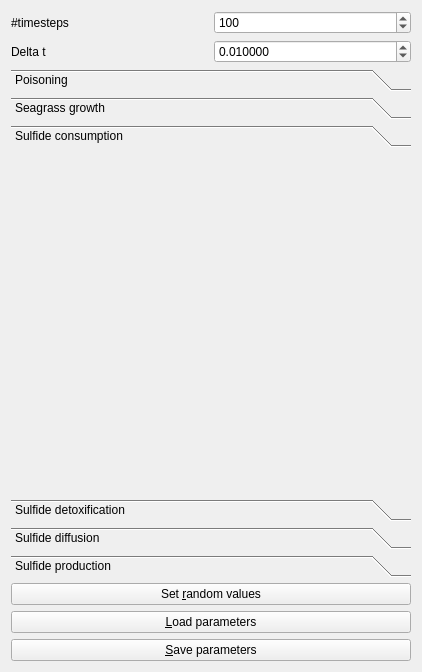
Before: the Qt Designer form Tools/ToolMutualismBreakdowner/qtmutualismbreakdownerparameterswidget.ui in richelbilderbeek/ProjectRichelBilderbeek, drawn with Qt 5.
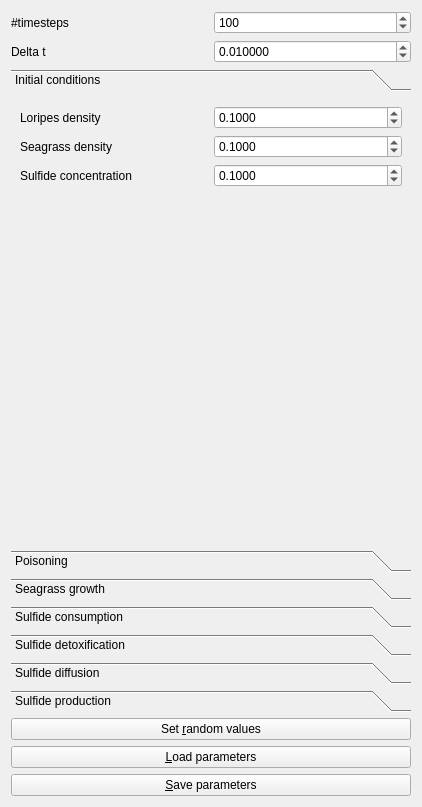
After: the same form once the commit is applied. Icons and pictures are not drawn.

```diff
--- a/Tools/ToolMutualismBreakdowner/qtmutualismbreakdownerparameterswidget.ui
+++ b/Tools/ToolMutualismBreakdowner/qtmutualismbreakdownerparameterswidget.ui
@@ -7,7 +7,7 @@
     <x>0</x>
     <y>0</y>
     <width>418</width>
-    <height>672</height>
+    <height>807</height>
    </rect>
   </property>
   <property name="windowTitle">
@@ -87,8 +87,118 @@
       </size>
      </property>
      <property name="currentIndex">
-      <number>2</number>
+      <number>0</number>
      </property>
+     <widget class="QWidget" name="page_initial_conditions">
+      <property name="geometry">
+       <rect>
+        <x>0</x>
+        <y>0</y>
+        <width>400</width>
+        <height>407</height>
+       </rect>
+      </property>
+      <attribute name="label">
+       <string>Initial conditions</string>
+      </attribute>
+      <layout class="QGridLayout" name="gridLayout_8">
+       <item row="0" column="1">
+        <widget class="QDoubleSpinBox" name="box_initial_loripes_density">
+         <property name="decimals">
+          <number>4</number>
+         </property>
+         <property name="maximum">
+          <double>1000000.000000000000000</double>
+         </property>
+         <property name="singleStep">
+          <double>0.100000000000000</double>
+         </property>
+         <property name="value">
+          <double>0.100000000000000</double>
+         </property>
+        </widget>
+       </item>
+       <item row="2" column="0">
+        <widget class="QLabel" name="label_initial_seagrass_concentration">
+         <property name="text">
+          <string>Sulfide concentration</string>
+         </property>
+        </widget>
+       </item>
+       <item row="1" column="0">
+        <widget class="QLabel" name="label_initial_seagrass_density">
+         <property name="text">
+          <string>Seagrass density</string>
+         </property>
+        </widget>
+       </item>
+       <item row="2" column="1">
+        <widget class="QDoubleSpinBox" name="box_initial_sulfide_concentration">
+         <property name="decimals">
+          <number>4</number>
+         </property>
+         <property name="maximum">
+          <double>1000000.000000000000000</double>
+         </property>
+         <property name="singleStep">
+          <double>0.100000000000000</double>
+         </property>
+         <property name="value">
+          <double>0.100000000000000</double>
+         </property>
+        </widget>
+       </item>
+       <item row="0" column="0">
+        <widget class="QLabel" name="label_initial_loripes_density">
+         <property name="text">
+          <string>Loripes density</string>
+         </property>
+        </widget>
+       </item>
+       <item row="1" column="1">
+        <widget class="QDoubleSpinBox" name="box_initial_seagrass_density">
+         <property name="decimals">
+          <number>4</number>
+         </property>
+         <property name="maximum">
+          <double>1000000.000000000000000</double>
+         </property>
+         <property name="singleStep">
+          <double>0.100000000000000</double>
+         </property>
+         <property name="value">
+          <double>0.100000000000000</double>
+         </property>
+        </widget>
+       </item>
+       <item row="4" column="0" colspan="2">
+        <widget class="QLabel" name="image_initial_conditions">
+         <property name="text">
+          <string/>
+         </property>
+         <property name="pixmap">
+          <pixmap resource="ToolMutualismBreakdowner.qrc">:/images/PrimordialSoup.png</pixmap>
+         </property>
+         <property name="alignment">
+          <set>Qt::AlignCenter</set>
+         </property>
+        </widget>
+       </item>
+       <item row="3" column="0">
+        <spacer name="verticalSpacer">
+         <property name="orientation">
+          <enum>Qt::Vertical</enum>
+         </property>
+         <property name="sizeHint" stdset="0">
+          <size>
+           <width>20</width>
+           <height>40</height>
+          </size>
+         </property>
+        </spacer>
+       </item>
+      </layout>
+     </widget>
      <widget class="QWidget" name="page_poisoning">
       <property name="geometry">
        <rect>
@@ -123,7 +233,7 @@
         <x>0</x>
         <y>0</y>
         <width>400</width>
-        <height>303</height>
+        <height>407</height>
        </rect>
       </property>
       <attribute name="label">
```
Left out of the diff: 14 changed lines with no effect on the pictures.
